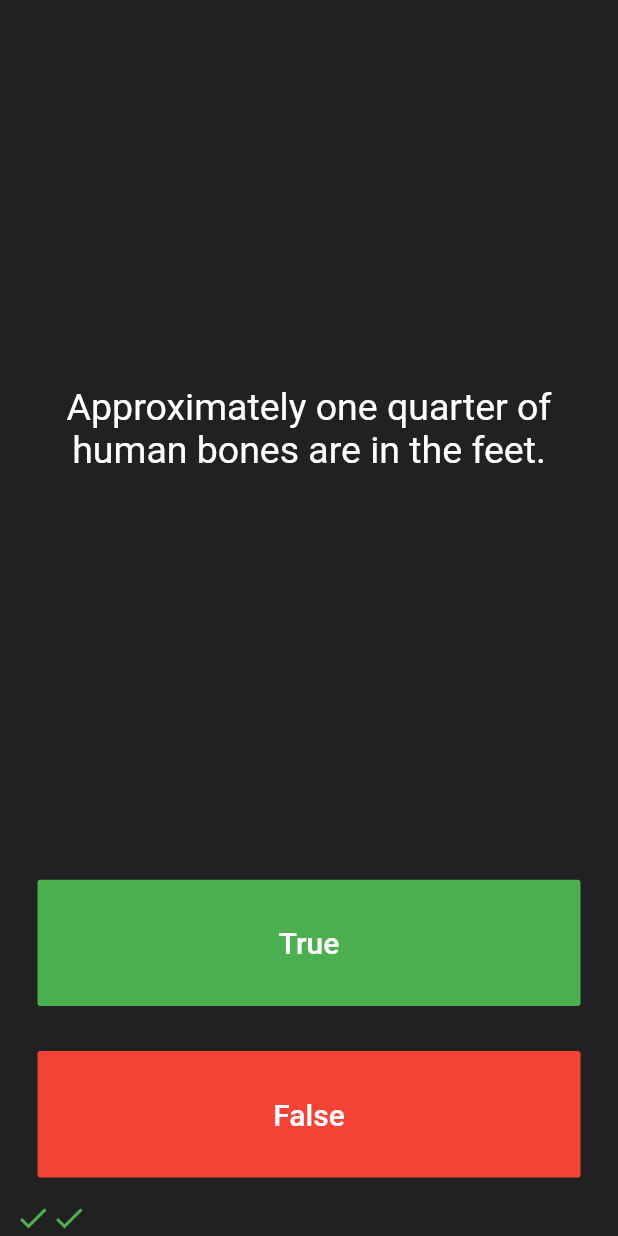
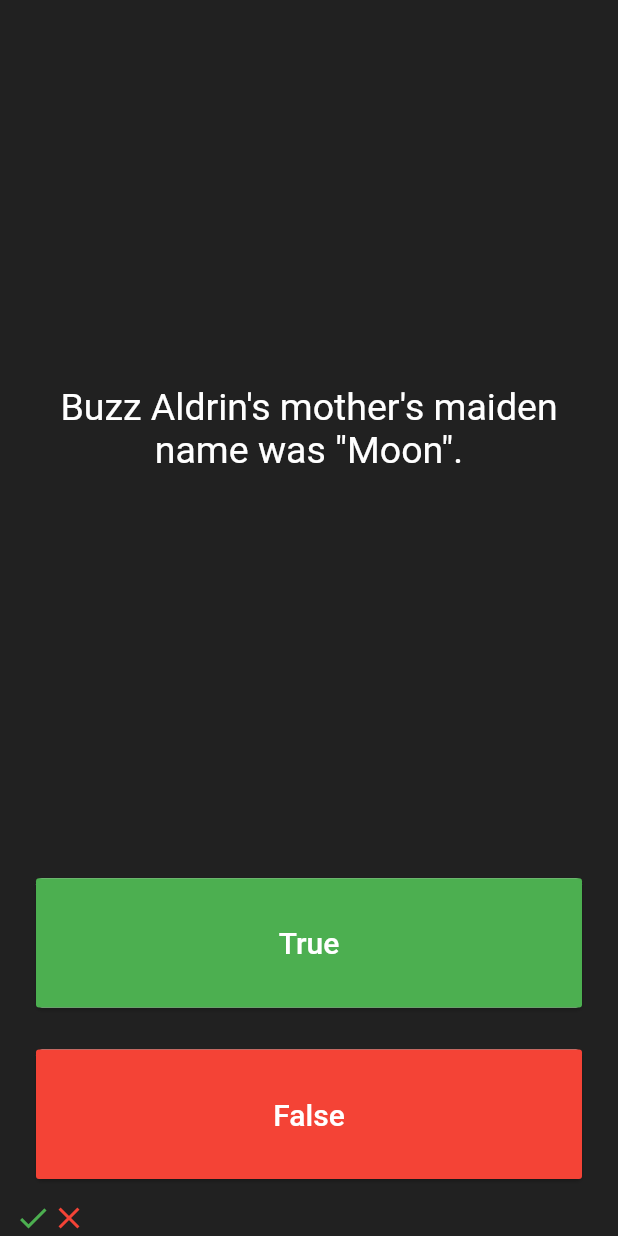
Before and after one commit to MercurialG/trueOrFalse, a Flutter app: the screen it shows after launch, after a tap on "True", after a tap on "False", on a phone screen of 412 x 824 dp. Run offline on Flutter 3.47's test engine with Material 2 defaults, Android fonts, the phone set to English and light mode, and no system bars.

Commit message:
2nd commit
Added some encapsulation, button builder functions, human names of classes

```diff
--- a/lib/app_brain.dart
+++ b/lib/app_brain.dart
@@ -1,7 +1,10 @@
 import 'question.dart';
+import 'dart:math';
 
-class TfBrain {
-  List<Question> questions = [
+class AppBrain {
+  int _questionNumber = 0;
+
+  List<Question> _questions = [
     Question('Some cats are actually allergic to humans', true),
     Question('You can lead a cow down stairs but not up stairs.', false),
     Question('Approximately one quarter of human bones are in the feet.', true),
@@ -28,4 +31,18 @@ class TfBrain {
         'In West Virginia, USA, if you accidentally hit an animal with your car, you are free to take it home to eat.',
         true),
   ];
+
+  void nextQuestion() {
+    if (_questionNumber < _questions.length - 1) {
+      _questionNumber = Random().nextInt(12);
+    }
+  }
+
+  String getQuestionText() {
+    return _questions[_questionNumber].questionText;
+  }
+
+  bool getQestionAnswer() {
+    return _questions[_questionNumber].questionAnswer;
+  }
 }
--- a/lib/main.dart
+++ b/lib/main.dart
@@ -1,11 +1,11 @@
 import 'package:flutter/material.dart';
 import 'app_brain.dart';
 
-TfBrain tfBrain = TfBrain();
+AppBrain appBrain = AppBrain();
 
-void main() => runApp(Quizzler());
+void main() => runApp(TrueOrFalse());
 
-class Quizzler extends StatelessWidget {
+class TrueOrFalse extends StatelessWidget {
   @override
   Widget build(BuildContext context) {
     return MaterialApp(
@@ -30,35 +30,11 @@ class QuizPage extends StatefulWidget {
 class _QuizPageState extends State<QuizPage> {
   List<Icon> scoreKeeper = [];
 
-
-
-  int questionNumber = 0;
-
-  @override
-  Widget build(BuildContext context) {
-    return Column(
-      mainAxisAlignment: MainAxisAlignment.spaceBetween,
-      crossAxisAlignment: CrossAxisAlignment.stretch,
-      children: <Widget>[
-        Expanded(
-          flex: 5,
+  Expanded buildTrueButton(){
+    return Expanded(
       child: Padding(
         padding: EdgeInsets.all(10.0),
-            child: Center(
-              child: Text(
-                tfBrain.questions[questionNumber].questionText,
-                textAlign: TextAlign.center,
-                style: TextStyle(
-                  fontSize: 25.0,
-                  color: Colors.white,
-                ),
-              ),
-            ),
-          ),
-        ),
-        Expanded(
-          child: Padding(
-            padding: EdgeInsets.all(15.0),
+        child: Card(
           child: FlatButton(
             textColor: Colors.white,
             color: Colors.green,
@@ -70,7 +46,7 @@ class _QuizPageState extends State<QuizPage> {
               ),
             ),
             onPressed: () {
-                bool correctAnswer = tfBrain.questions[questionNumber].questionAnswer;
+              bool correctAnswer = appBrain.getQestionAnswer();
 
               if (correctAnswer == true) {
                 setState(() {
@@ -94,15 +70,19 @@ class _QuizPageState extends State<QuizPage> {
 
               //The user picked true.
               setState(() {
-                  questionNumber++;
+                appBrain.nextQuestion();
               });
             },
           ),
         ),
       ),
-        Expanded(
+    );
+  }
+  Expanded buildFalseButton(){
+    return Expanded(
       child: Padding(
-            padding: EdgeInsets.all(15.0),
+        padding: EdgeInsets.all(10.0),
+        child: Card(
           child: FlatButton(
             color: Colors.red,
             child: Text(
@@ -113,7 +93,7 @@ class _QuizPageState extends State<QuizPage> {
               ),
             ),
             onPressed: () {
-                bool correctAnswer = tfBrain.questions[questionNumber].questionAnswer;
+              bool correctAnswer = appBrain.getQestionAnswer();
 
               if (correctAnswer == false) {
                 setState(() {
@@ -135,13 +115,39 @@ class _QuizPageState extends State<QuizPage> {
                 });
               }
               setState(() {
-                  questionNumber++;
+                appBrain.nextQuestion();
               });
               //The user picked false.
             },
           ),
         ),
       ),
+    );
+ }
+  @override
+  Widget build(BuildContext context) {
+    return Column(
+      mainAxisAlignment: MainAxisAlignment.spaceBetween,
+      crossAxisAlignment: CrossAxisAlignment.stretch,
+      children: <Widget>[
+        Expanded(
+          flex: 5,
+          child: Padding(
+            padding: EdgeInsets.all(10.0),
+            child: Center(
+              child: Text(
+                appBrain.getQuestionText(),
+                textAlign: TextAlign.center,
+                style: TextStyle(
+                  fontSize: 25.0,
+                  color: Colors.white,
+                ),
+              ),
+            ),
+          ),
+        ),
+        buildTrueButton(),
+        buildFalseButton(),
         Row(
           children: scoreKeeper,
         )
```
Lines whose indentation alone changed are shown as unchanged.
